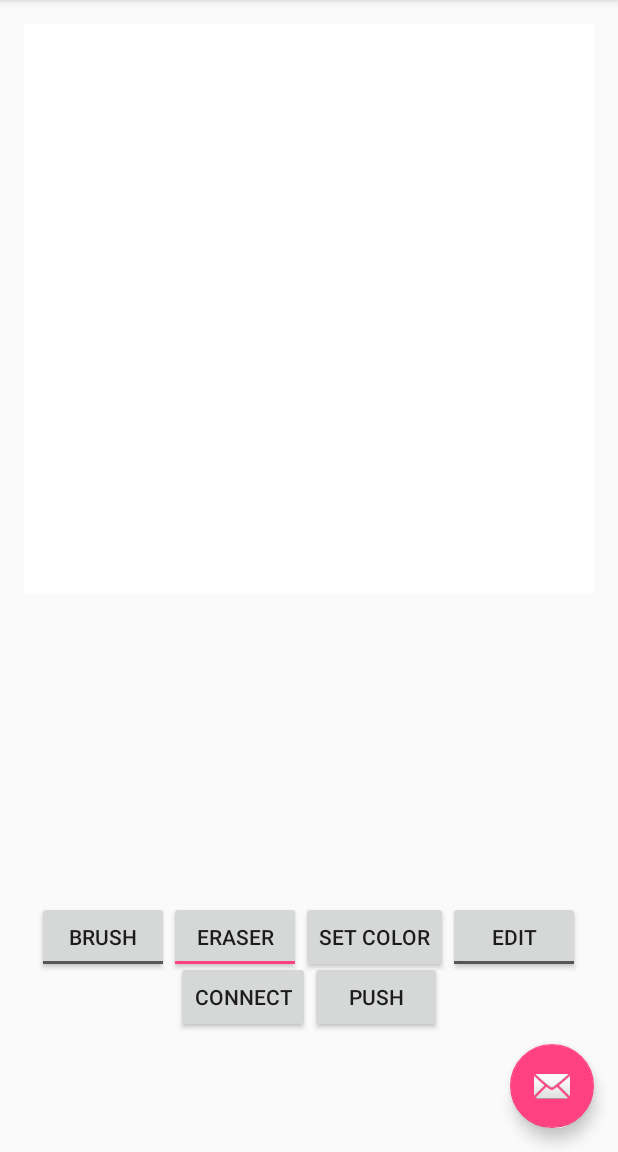
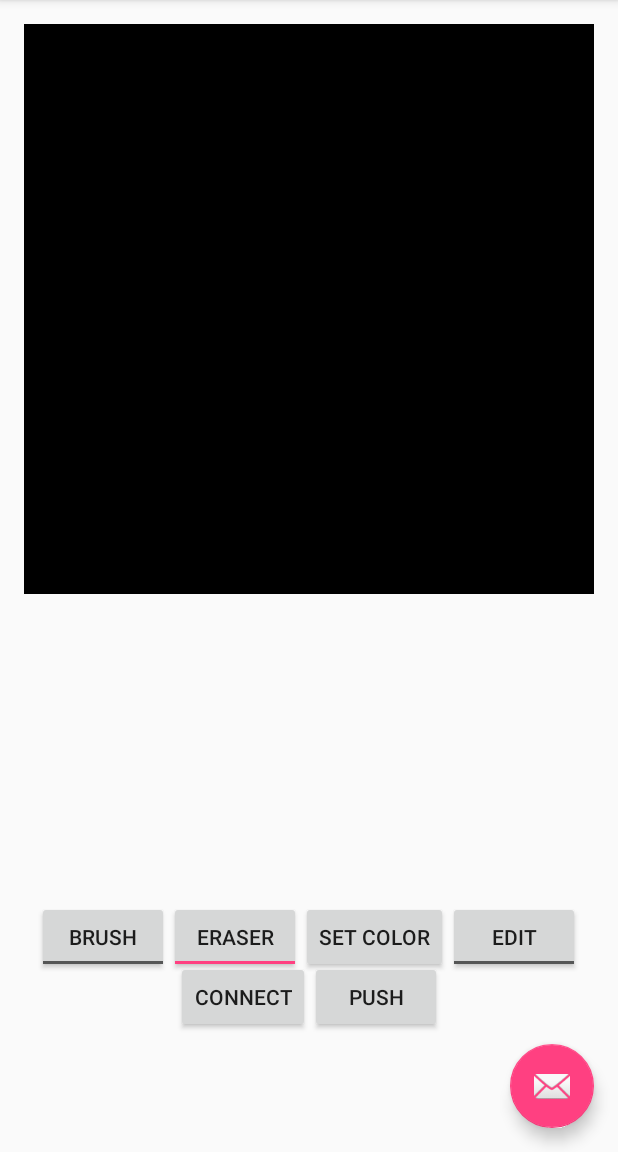
Before and after one commit to tansinan/LEDPainter, an Android app: the screen it shows after launch (MainActivity), after a tap on "ERASER", on a phone screen of 412 x 824 dp, the part 84-1236 px from its top. Run offline under Robolectric (Android 15) with nearby library versions, the light colour scheme and no system bars; libraries missing offline, so code that uses them is left out: io.palaima.smoothbluetooth; 1 statement that could not run was skipped.

Commit message:
Change defualt background to black, brush to white.

```diff
--- a/AndroidApp/app/src/main/java/com/ledpainter/ledpainter/PaintingView.java
+++ b/AndroidApp/app/src/main/java/com/ledpainter/ledpainter/PaintingView.java
@@ -25,7 +25,7 @@ public class PaintingView extends View implements View.OnTouchListener{
     protected float touchX = -1.0f;
     protected float touchY = -1.0f;
 
-    protected int brushColor = Color.BLACK;
+    protected int brushColor = Color.WHITE;
     protected boolean inEraseMode = false;
     protected boolean pixelModeEnabled = false;
     protected int gridWidth = 5;
@@ -103,10 +103,10 @@ public class PaintingView extends View implements View.OnTouchListener{
         p.setStrokeCap(Paint.Cap.ROUND);
         p.setStrokeJoin(Paint.Join.ROUND);
         if(inEraseMode)
-            p.setColor(Color.WHITE);
+            p.setColor(Color.BLACK);
         else
             p.setColor(brushColor);
-        p.setStrokeWidth(10.0f);
+        p.setStrokeWidth(30.0f);
         //canvas.drawRect(width * 0.25f, height * 0.25f, width * 0.75f, height * 0.75f, p);
         if(lastTouchX >= 0 && lastTouchY >= 0 &&
                 touchX >= 0 && touchY >= 0 &&
@@ -133,7 +133,7 @@ public class PaintingView extends View implements View.OnTouchListener{
         {
             for(int j=0;j<buffer.getHeight();j++)
             {
-                buffer.setPixel(i, j, Color.WHITE);
+                buffer.setPixel(i, j, Color.BLACK);
             }
         }
     }
```
